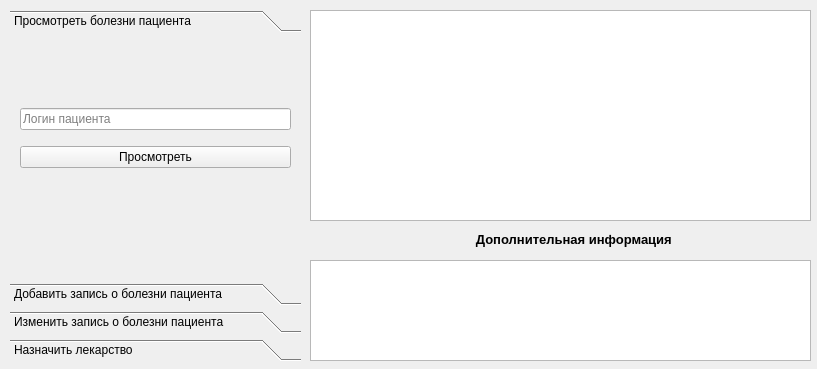
First picture: the form in client/gui/ui/doc_window.ui, repository Banifest/HospitalDB, before the edit.
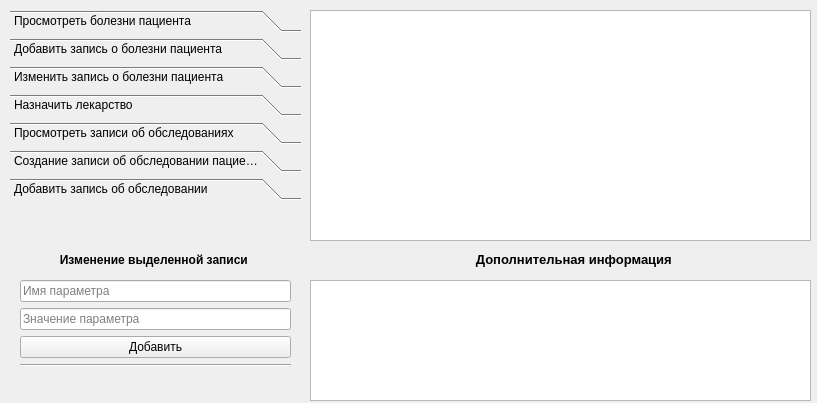
Second picture: the form after the edit. The open tabs and pages were chosen to show the change.

Patch:
```diff
--- a/client/gui/ui/doc_window.ui
+++ b/client/gui/ui/doc_window.ui
@@ -7,7 +7,7 @@
                 <x>0</x>
                 <y>0</y>
                 <width>817</width>
-                <height>369</height>
+                <height>403</height>
             </rect>
         </property>
         <property name="windowTitle">
@@ -19,7 +19,7 @@
                     <x>10</x>
                     <y>10</y>
                     <width>291</width>
-                    <height>351</height>
+                    <height>381</height>
                 </rect>
             </property>
             <property name="minimumSize">
@@ -40,7 +40,7 @@
                         <x>0</x>
                         <y>0</y>
                         <width>291</width>
-                        <height>243</height>
+                        <height>192</height>
                     </rect>
                 </property>
                 <attribute name="label">
@@ -271,6 +271,145 @@
                     </layout>
                 </widget>
             </widget>
+            <widget class="QWidget" name="page_6">
+                <attribute name="label">
+                    <string>Просмотреть записи об обследованиях</string>
+                </attribute>
+                <widget class="QWidget" name="gridLayoutWidget_7">
+                    <property name="geometry">
+                        <rect>
+                            <x>10</x>
+                            <y>50</y>
+                            <width>271</width>
+                            <height>81</height>
+                        </rect>
+                    </property>
+                    <layout class="QGridLayout" name="gridLayout_7">
+                        <item row="1" column="0">
+                            <widget class="QPushButton" name="see_exm_button">
+                                <property name="text">
+                                    <string>Просмотреть</string>
+                                </property>
+                            </widget>
+                        </item>
+                        <item row="0" column="0">
+                            <widget class="QLineEdit" name="see_exm_login_text_box">
+                                <property name="placeholderText">
+                                    <string>Логин пациента</string>
+                                </property>
+                            </widget>
+                        </item>
+                    </layout>
+                </widget>
+            </widget>
+            <widget class="QWidget" name="widget">
+                <property name="geometry">
+                    <rect>
+                        <x>0</x>
+                        <y>0</y>
+                        <width>291</width>
+                        <height>192</height>
+                    </rect>
+                </property>
+                <attribute name="label">
+                    <string>Создание записи об обследовании пациента</string>
+                </attribute>
+                <widget class="QWidget" name="gridLayoutWidget">
+                    <property name="geometry">
+                        <rect>
+                            <x>10</x>
+                            <y>20</y>
+                            <width>271</width>
+                            <height>101</height>
+                        </rect>
+                    </property>
+                    <layout class="QGridLayout" name="gridLayout">
+                        <item row="0" column="0">
+                            <widget class="QLineEdit" name="add_exm_login_text_box">
+                                <property name="placeholderText">
+                                    <string>Логин пациента</string>
+                                </property>
+                            </widget>
+                        </item>
+                        <item row="1" column="0">
+                            <widget class="QLineEdit" name="add_exm_name_text_box">
+                                <property name="placeholderText">
+                                    <string>название обследования</string>
+                                </property>
+                            </widget>
+                        </item>
+                        <item row="2" column="0">
+                            <widget class="QPushButton" name="add_exm_button">
+                                <property name="text">
+                                    <string>Создать</string>
+                                </property>
+                            </widget>
+                        </item>
+                    </layout>
+                </widget>
+            </widget>
+            <widget class="QWidget" name="page_3">
+                <property name="geometry">
+                    <rect>
+                        <x>0</x>
+                        <y>0</y>
+                        <width>291</width>
+                        <height>192</height>
+                    </rect>
+                </property>
+                <attribute name="label">
+                    <string>Добавить запись об обследовании</string>
+                </attribute>
+                <widget class="QWidget" name="gridLayoutWidget_6">
+                    <property name="geometry">
+                        <rect>
+                            <x>10</x>
+                            <y>40</y>
+                            <width>271</width>
+                            <height>121</height>
+                        </rect>
+                    </property>
+                    <layout class="QGridLayout" name="gridLayout_6">
+                        <item row="1" column="0">
+                            <widget class="QLineEdit" name="add_param_name_text_box">
+                                <property name="placeholderText">
+                                    <string>Имя параметра</string>
+                                </property>
+                            </widget>
+                        </item>
+                        <item row="2" column="0">
+                            <widget class="QLineEdit" name="add_param_val_text_box">
+                                <property name="placeholderText">
+                                    <string>Значение параметра</string>
+                                </property>
+                            </widget>
+                        </item>
+                        <item row="4" column="0">
+                            <widget class="Line" name="line">
+                                <property name="orientation">
+                                    <enum>Qt::Horizontal</enum>
+                                </property>
+                            </widget>
+                        </item>
+                        <item row="0" column="0">
+                            <widget class="QLabel" name="label_4">
+                                <property name="text">
+                                    <string>&lt;html&gt;&lt;head/&gt;&lt;body&gt;&lt;p align=&quot;center&quot;&gt;&lt;span
+                                        style=&quot; font-weight:600;&quot;&gt;Изменение выделенной записи&lt;/span&gt;&lt;/p&gt;&lt;/body&gt;&lt;/html&gt;
+                                    </string>
+                                </property>
+                            </widget>
+                        </item>
+                        <item row="3" column="0">
+                            <widget class="QPushButton" name="add_param_button">
+                                <property name="text">
+                                    <string>Добавить</string>
+                                </property>
+                            </widget>
+                        </item>
+                    </layout>
+                </widget>
+            </widget>
         </widget>
         <widget class="QTableWidget" name="table">
             <property name="geometry">
@@ -278,7 +417,7 @@
                     <x>310</x>
                     <y>10</y>
                     <width>501</width>
-                    <height>211</height>
+                    <height>231</height>
                 </rect>
             </property>
             <property name="selectionMode">
@@ -292,7 +431,7 @@
             <property name="geometry">
                 <rect>
                     <x>360</x>
-                    <y>230</y>
+                    <y>250</y>
                     <width>431</width>
                     <height>20</height>
                 </rect>
@@ -307,9 +446,9 @@
             <property name="geometry">
                 <rect>
                     <x>310</x>
-                    <y>260</y>
+                    <y>280</y>
                     <width>501</width>
-                    <height>101</height>
+                    <height>121</height>
                 </rect>
             </property>
         </widget>
```
Left out of the diff: 73 changed lines with no effect on the pictures.
